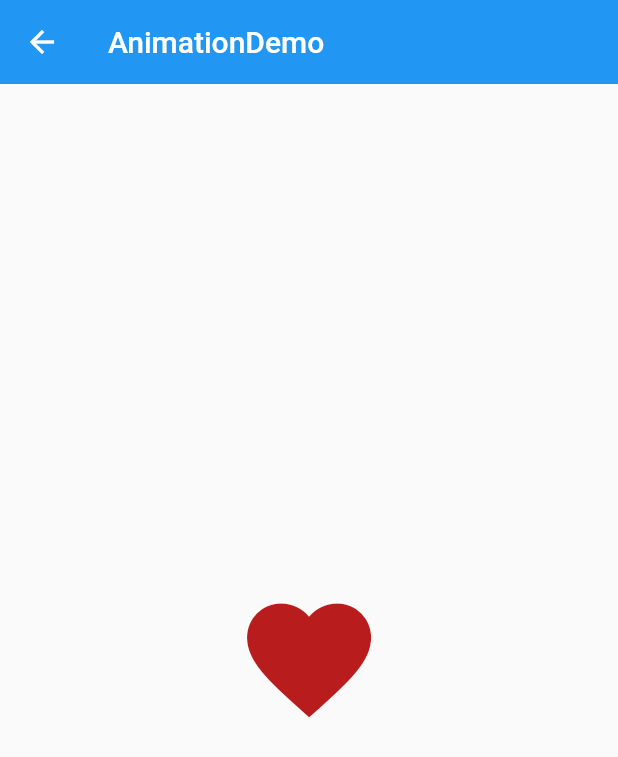
After one commit to linsgmg/common_widget, a Flutter app: the AnimationDemo screen opened by its route, after a tap on the "favorite" icon, on a phone screen of 412 x 824 dp. The commit adds this screen. Shown: the top 757 px of the screen. Run offline on Flutter 3.47's test engine with Material 2 defaults, Android fonts, the phone set to English and light mode, and no system bars; network calls fail.

Commit message:
动画的demo

```diff
--- /dev/null
+++ b/lib/animation/animation_demo.dart
@@ -0,0 +1,104 @@
+import 'package:flutter/material.dart';
+
+class AnimationDemo extends StatelessWidget {
+  @override
+  Widget build(BuildContext context) {
+    return Scaffold(
+      appBar: AppBar(
+        title: Text('AnimationDemo'),
+        elevation: 0.0,
+      ),
+      body: AnimationDemoHome(),
+    );
+  }
+}
+
+class AnimationDemoHome extends StatefulWidget {
+  @override
+  _AnimationDemoHomeState createState() => _AnimationDemoHomeState();
+}
+
+class _AnimationDemoHomeState extends State<AnimationDemoHome>
+    with TickerProviderStateMixin {
+  AnimationController animationController;
+  Animation animate;
+  Animation animationColor;
+  CurvedAnimation curve;
+
+  @override
+  void initState() {
+    // TODO: implement initState
+    super.initState();
+    animationController = new AnimationController(
+      // lowerBound: 32.0,
+      // upperBound: 100.0,
+      // value: 5,
+      duration: Duration(milliseconds: 3000),
+      vsync: this,
+    );
+    curve =
+        CurvedAnimation(parent: animationController, curve: Curves.bounceOut);
+    animate = Tween(begin: 32.0, end: 100.0).animate(curve);
+    animationColor =
+        ColorTween(begin: Colors.red, end: Colors.red[900]).animate(curve);
+
+    // animationController.addListener(
+    //     // ()=>print('${animationController.value}'),
+    //     () {
+    //   setState(() {});
+    // });
+    animationController.addStatusListener((AnimationStatus status) {
+      print(status);
+    });
+    // animationController.forward();
+  }
+
+  @override
+  void dispose() {
+    // TODO: implement dispose
+    super.dispose();
+    animationController.dispose();
+  }
+
+  @override
+  Widget build(BuildContext context) {
+    return Center(
+      // child: ActionChip(
+      //   label: Text('${animationController.value}'),
+      //   onPressed: () {
+      //     animationController.forward();
+      //   },
+      // ),
+      child: AnimatedHeart(
+          animations: [animate, animationColor],
+          controller: animationController,
+          ),
+    );
+  }
+}
+
+class AnimatedHeart extends AnimatedWidget {
+  final List animations;
+  final AnimationController controller;
+
+  AnimatedHeart({this.animations, this.controller})
+      : super(listenable: controller);
+  @override
+  Widget build(BuildContext context) {
+    // TODO: implement build
+    return IconButton(
+      icon: Icon(Icons.favorite),
+      iconSize: animations[0].value,
+      color: animations[1].value,
+      onPressed: () {
+        switch (controller.status) {
+          case AnimationStatus.completed:
+            controller.reverse();
+            break;
+          default:
+            controller.forward();
+        }
+      },
+    );
+  }
+}
--- a/lib/main.dart
+++ b/lib/main.dart
@@ -1,3 +1,4 @@
+import 'package:demo001/animation/animation_demo.dart';
 import 'package:demo001/bloc/bloc_demo.dart';
 import 'package:demo001/http/http_demo.dart';
 import 'package:demo001/state_demo/state_managemet_demo.dart';
@@ -37,6 +38,7 @@ class MyApp extends StatelessWidget {
           '/stream_demo': (BuildContext context) => StreamDemo(),
           '/bloc_demo': (BuildContext context) => BlocDemo(),
           '/http_demo': (BuildContext context) => HttpDemo(),
+          '/animation_demo': (BuildContext context) => AnimationDemo(),
         },
         home: DefaultTabController(
           length: 3,
@@ -138,7 +140,9 @@ class MyApp extends StatelessWidget {
                             title: Text('Settings', textAlign: TextAlign.right),
                             trailing: Icon(Icons.settings,
                                 color: Colors.grey[500], size: 22),
-                            onTap: () => Navigator.pop(context),
+                            onTap: () {
+                              Navigator.pushNamed(context, '/animation_demo');
+                            },
                           ),
                         ],
                       ),
```
